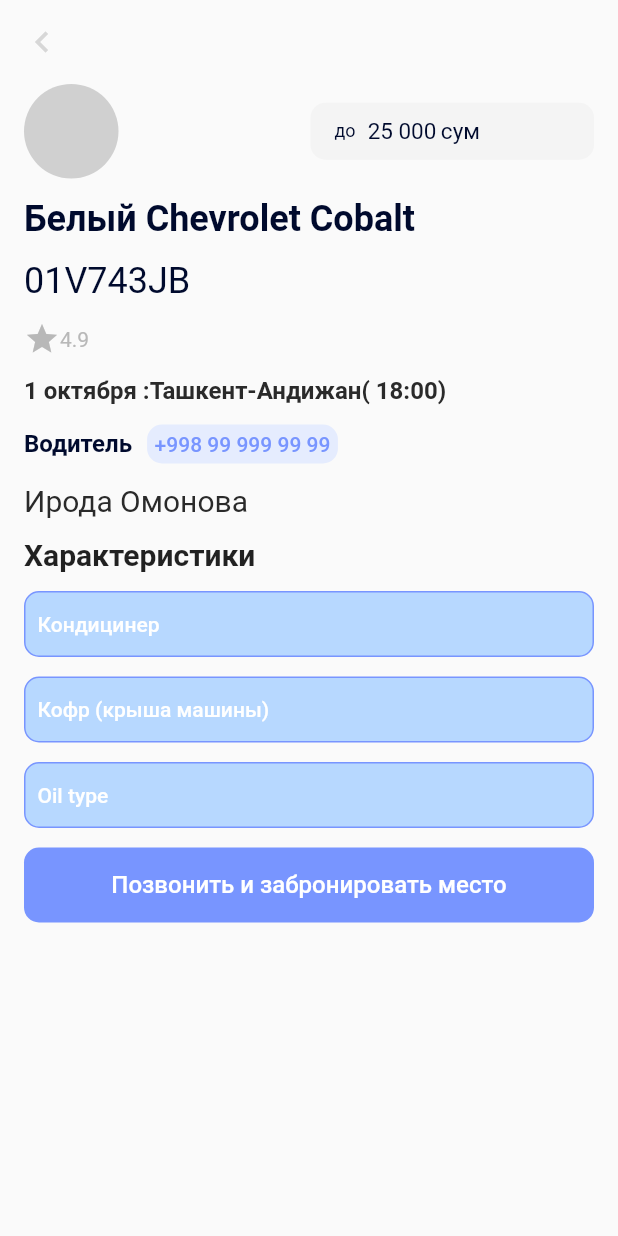
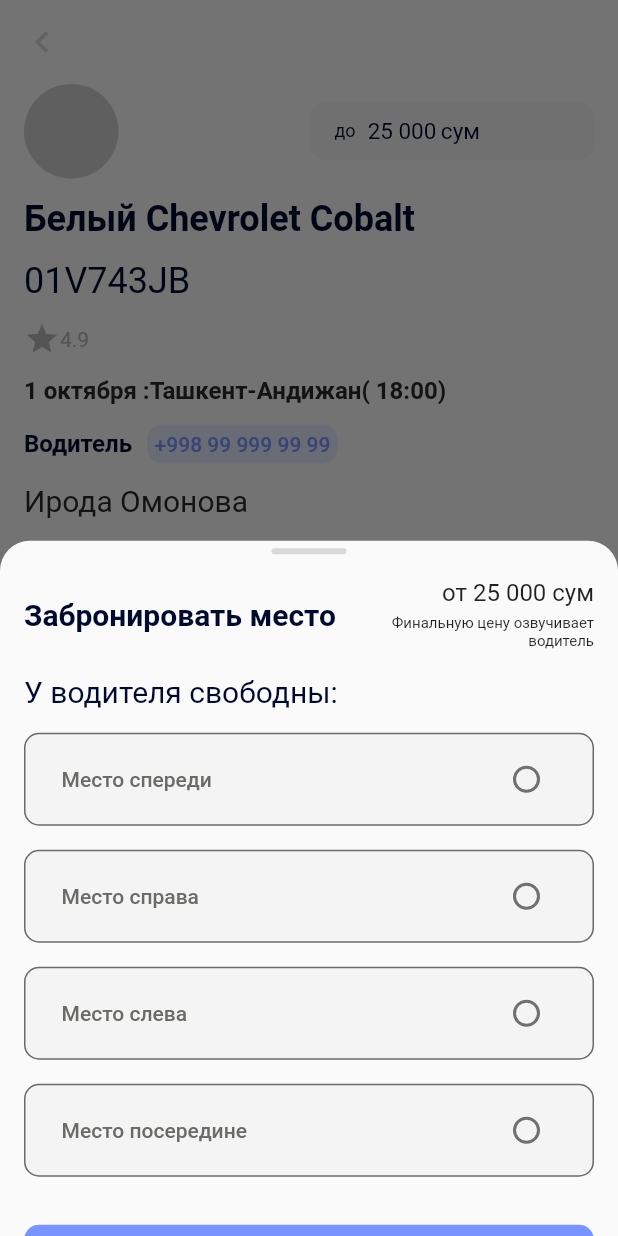
Before and after one commit to Abdurrahmon-xoja/vodiy_petak_alpha_project, a Flutter app: the OrderInfo screen opened directly, after a tap on "Позвонить и забронировать место", on a phone screen of 412 x 824 dp. Run offline on Flutter 3.47's test engine with Material 2 defaults, Android fonts, the light colour scheme and no system bars; our stand-ins replace flutter_otp_text_field, flutter_svg, get.

Commit message:
order screen done

```diff
--- a/lib/consts/filtering_const.dart
+++ b/lib/consts/filtering_const.dart
@@ -51,3 +51,13 @@
   "Вечером",
   "Ночью",
 ];
+
+// will chage is it taken then show
+List<String> sitsePlcaeName = [
+  "Место спереди",
+  "Место справа",
+  "Место слева",
+  "Место посередине",
+];
+
+int additionSitsePlcaeNum = 0;
--- /dev/null
+++ b/lib/view/OrderUser/BottomSliderPlacecs.dart
@@ -0,0 +1,175 @@
+import 'package:flutter/material.dart';
+import 'package:vodiy_petak_alpha_project/consts/castem_widgets_const.dart';
+import 'package:vodiy_petak_alpha_project/consts/colors_const.dart';
+
+import '../../consts/filtering_const.dart';
+
+class BottomSliderPlaces extends StatefulWidget {
+  const BottomSliderPlaces({super.key});
+
+  @override
+  State<BottomSliderPlaces> createState() => _BottomSliderPlacesState();
+}
+
+class _BottomSliderPlacesState extends State<BottomSliderPlaces> {
+  List<bool> sitsePlcaeBool =
+      List.generate(sitsePlcaeName.length, (index) => false);
+
+  @override
+  Widget build(BuildContext context) {
+    return SingleChildScrollView(
+      child: Column(
+        children: [
+          SizedBox(
+            height: 5,
+          ),
+          Container(
+            width: 50,
+            height: 4,
+            decoration: BoxDecoration(
+              borderRadius: BorderRadius.circular(100.0),
+              color: const Color(0xffD9D9D9),
+            ),
+          ),
+          SizedBox(
+            height: 16,
+          ),
+          SizedBox(
+            width: double.infinity,
+            child: Container(
+              padding: EdgeInsets.symmetric(horizontal: 16),
+              child: Column(
+                crossAxisAlignment: CrossAxisAlignment.start,
+                children: [
+                  Row(
+                    children: [
+                      Text(
+                        "Забронировать место",
+                        style: TextStyle(
+                          fontSize: 20,
+                          fontWeight: FontWeight.w700,
+                          color: cdarkTextColor,
+                        ),
+                      ),
+                      SizedBox(
+                        width: 21,
+                      ),
+                      Expanded(
+                        child: Column(
+                          crossAxisAlignment: CrossAxisAlignment.end,
+                          children: [
+                            Text(
+                              "от 25 000 сум",
+                              style: TextStyle(
+                                fontSize: 16,
+                                fontWeight: FontWeight.w400,
+                              ),
+                            ),
+                            SizedBox(
+                              height: 5,
+                            ),
+                            Text("Финальную цену озвучивает водитель",
+                                textAlign: TextAlign.end,
+                                style: TextStyle(
+                                  fontSize: 10,
+                                  fontWeight: FontWeight.w400,
+                                ))
+                          ],
+                        ),
+                      )
+                    ],
+                  ),
+                  SizedBox(
+                    height: 16,
+                  ),
+                  Text(
+                    "У водителя свободны:",
+                    style: TextStyle(
+                        fontSize: 20,
+                        fontWeight: FontWeight.w400,
+                        color: cdarkTextColor),
+                  ),
+                  SizedBox(
+                    height: 16,
+                  ),
+                  Column(
+                    children: places(),
+                  ),
+                  SizedBox(
+                    height: 16,
+                  ),
+                  button(
+                    text: "Позвонить и забронировать место",
+                    color: caccentColor,
+                    onPressed: () {},
+                  ),
+                  SizedBox(
+                    height: 16,
+                  ),
+                  Text(
+                    "После звонка место закрепляется за вами автоматически, либо же отмените поездку",
+                    style: TextStyle(
+                      fontSize: 16,
+                      fontWeight: FontWeight.w400,
+                      color: cclueColor,
+                    ),
+                  ),
+                  SizedBox(
+                    height: 16,
+                  ),
+                ],
+              ),
+            ),
+          ),
+        ],
+      ),
+    );
+  }
+
+  List<Widget> places() {
+    List<Widget> result = List.generate(
+      sitsePlcaeBool.length,
+      (index) => SizedBox(
+        width: double.infinity,
+        child: Container(
+          margin: EdgeInsets.only(bottom: 16.0),
+          padding: EdgeInsets.symmetric(vertical: 2, horizontal: 8),
+          decoration: BoxDecoration(
+            color: sitsePlcaeBool[index] ? caccentBackingColor : cinputColor,
+            border: sitsePlcaeBool[index]
+                ? Border.all(color: caccentColor, width: 1)
+                : Border.all(color: cworkingHintColor, width: 1),
+            borderRadius: BorderRadius.circular(10.0),
+          ),
+          child: Theme(
+            data: ThemeData(
+              checkboxTheme: CheckboxThemeData(
+                shape: CircleBorder(),
+              ),
+            ),
+            child: CheckboxListTile(
+              title: Text(
+                sitsePlcaeName[index],
+                style: TextStyle(
+                  fontSize: 14,
+                  fontWeight: FontWeight.w500,
+                  color:
+                      sitsePlcaeBool[index] ? caccentColor : cworkingHintColor,
+                ),
+              ),
+              value: sitsePlcaeBool[index],
+              onChanged: (value) {
+                setState(() {
+                  sitsePlcaeBool[index] = value!;
+                });
+              },
+            ),
+          ),
+        ),
+      ),
+    );
+
+    // chake if ther any addtional time
+    return result;
+  }
+}
--- a/lib/view/OrderUser/orderInfo_screen.dart
+++ b/lib/view/OrderUser/orderInfo_screen.dart
@@ -1,6 +1,8 @@
 import 'package:flutter/material.dart';
 import 'package:vodiy_petak_alpha_project/consts/castem_widgets_const.dart';
 import 'package:vodiy_petak_alpha_project/consts/colors_const.dart';
+
+import 'BottomSliderPlacecs.dart';
 
 class OrderInfo extends StatefulWidget {
   const OrderInfo({super.key});
@@ -289,7 +291,19 @@
               button(
                   text: "Позвонить и забронировать место",
                   color: caccentColor,
-                  onPressed: () {}),
+                  onPressed: () {
+                    showModalBottomSheet(
+                        context: context,
+                        shape: RoundedRectangleBorder(
+                          borderRadius: BorderRadius.only(
+                            topLeft: Radius.circular(20.0),
+                            topRight: Radius.circular(20.0),
+                          ),
+                        ),
+                        builder: (BuildContext context) {
+                          return BottomSliderPlaces();
+                        });
+                  }),
             ],
           ),
         ),
```
